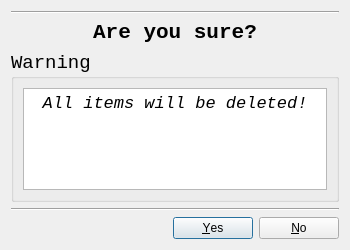
This is interaction_manager/ui/confirmationdialog.ui in ES-TUDelft/robot-interaction-tool as Qt 5 draws it before an edit. The edited form follows.
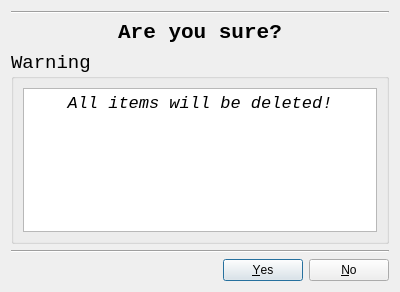
This is the edited form.

```diff
--- a/interaction_manager/ui/confirmationdialog.ui
+++ b/interaction_manager/ui/confirmationdialog.ui
@@ -6,8 +6,8 @@
    <rect>
     <x>0</x>
     <y>0</y>
-    <width>350</width>
-    <height>250</height>
+    <width>400</width>
+    <height>292</height>
    </rect>
   </property>
   <property name="sizePolicy">
@@ -18,14 +18,14 @@
   </property>
   <property name="minimumSize">
    <size>
-    <width>250</width>
-    <height>200</height>
+    <width>0</width>
+    <height>0</height>
    </size>
   </property>
   <property name="maximumSize">
    <size>
-    <width>350</width>
-    <height>250</height>
+    <width>700</width>
+    <height>500</height>
    </size>
   </property>
   <property name="windowTitle">
```
